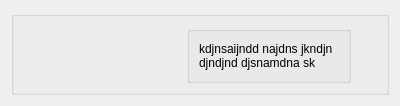
Old version of the form ventanas de prueba/Send.ui in the repository Lomeli89/FoxyBotApp1.0.
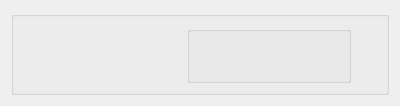
New version of the form. Icons and pictures are not drawn.

The edit to the form file:
```diff
--- a/ventanas de prueba/Send.ui
+++ b/ventanas de prueba/Send.ui
@@ -56,6 +56,12 @@
            <string/>
           </property>
           <layout class="QVBoxLayout" name="verticalLayout_3">
+           <property name="topMargin">
+            <number>0</number>
+           </property>
+           <property name="bottomMargin">
+            <number>0</number>
+           </property>
            <item>
             <widget class="QLabel" name="label_2">
              <property name="sizePolicy">
@@ -68,7 +74,7 @@
               <string notr="true">font: 12pt &quot;Calibri&quot;;</string>
              </property>
              <property name="text">
-              <string>kdjnsaijndd najdns jkndjn djndjnd djsnamdna sk</string>
+              <string/>
              </property>
              <property name="wordWrap">
               <bool>true</bool>
```
Left out of the diff: 2 changed lines with no effect on the pictures.
